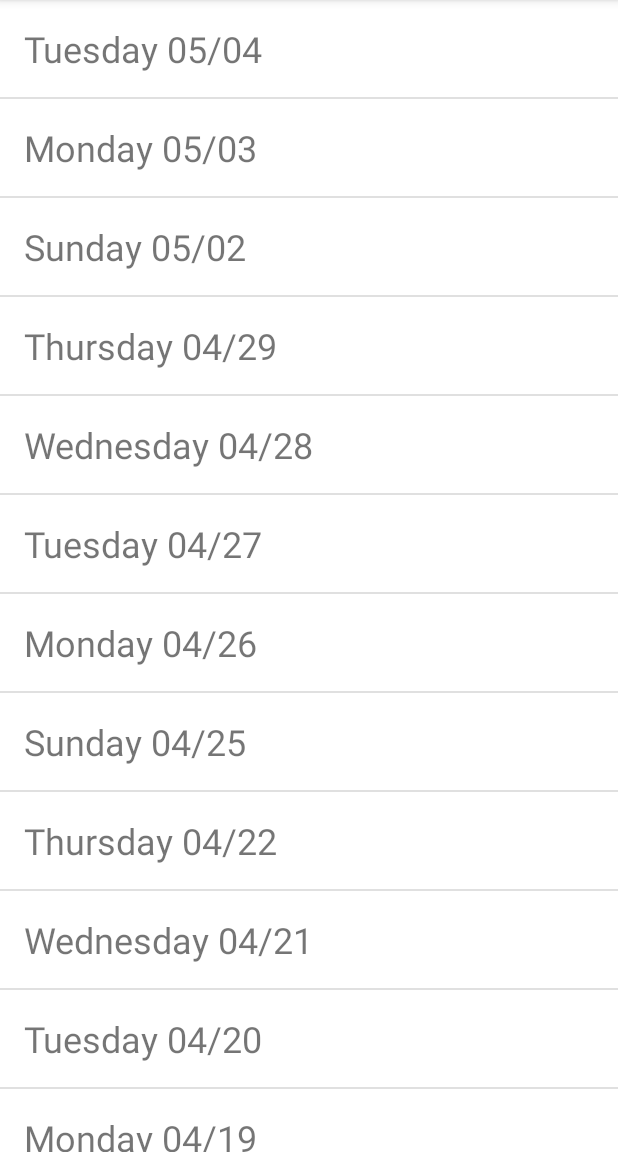
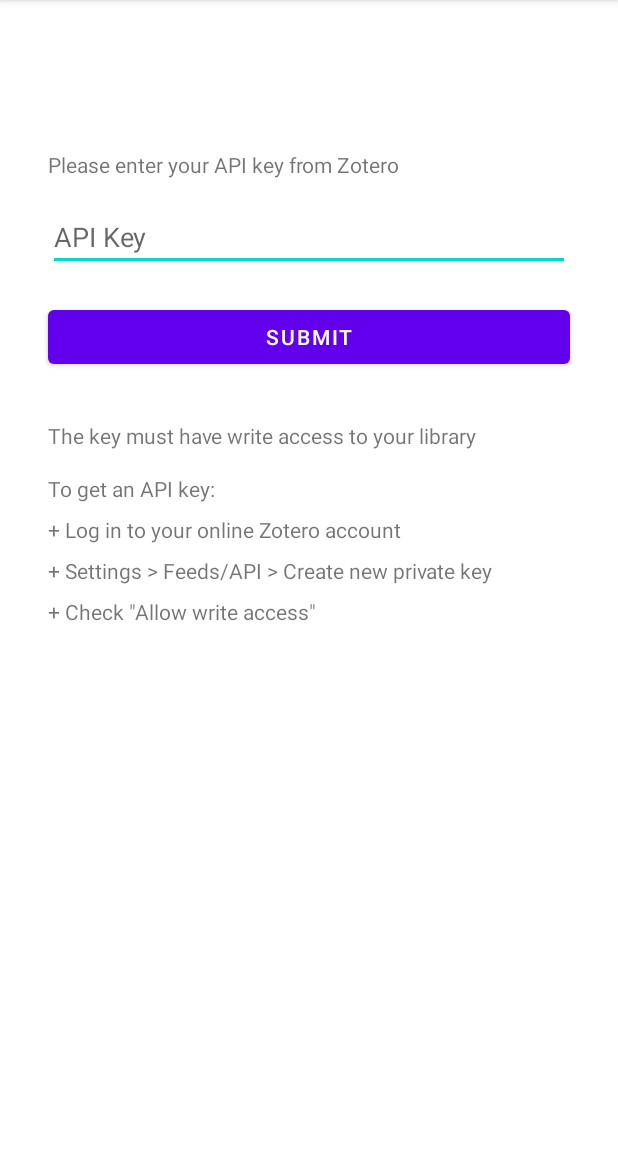
Before and after one commit to minhctran/arxiv-zotero, an Android app: the screen it shows after launch (MainActivity before the commit, apiKeyActivity after it), on a phone screen of 412 x 824 dp, the part 84-1236 px from its top. Run offline under Robolectric (Android 15) with nearby library versions, the phone set to English and light mode, and no system bars; our stand-ins replace Volley.

Commit message:
full app

```diff
--- a/app/src/main/AndroidManifest.xml
+++ b/app/src/main/AndroidManifest.xml
@@ -1,7 +1,9 @@
 <?xml version="1.0" encoding="utf-8"?>
 <manifest xmlns:android="http://schemas.android.com/apk/res/android"
     package="com.example.arxiv_zotero_2">
+
     <uses-permission android:name="android.permission.INTERNET" />
+
     <application
         android:allowBackup="true"
         android:icon="@mipmap/ic_launcher"
@@ -9,7 +11,8 @@
         android:roundIcon="@mipmap/ic_launcher_round"
         android:supportsRtl="true"
         android:theme="@style/Theme.Arxivzotero2">
-        <activity android:name=".DailyReadList"></activity>
+        <activity android:name=".apiKeyActivity"></activity>
+        <activity android:name=".DailyReadList" />
         <activity android:name=".MainActivity">
             <intent-filter>
                 <action android:name="android.intent.action.MAIN" />
--- a/app/src/main/java/com/example/arxiv_zotero_2/DateSearch.kt
+++ b/app/src/main/java/com/example/arxiv_zotero_2/DateSearch.kt
@@ -44,7 +44,7 @@ fun updateDateList(fileName:String): ArrayList<MyDate>{
     var newDates : ArrayList<MyDate> = ArrayList()
 
     var lastDate = currentDateList[0].name
-    var daysAgo = nextDaysAgo(-1)
+    var daysAgo = nextDaysAgo(0)
     var currentDate = getCurrentDateTime(daysAgo,"EEEE MM/dd")
 
     // add new dates until meet lastDate
--- a/app/src/main/java/com/example/arxiv_zotero_2/MainActivity.kt
+++ b/app/src/main/java/com/example/arxiv_zotero_2/MainActivity.kt
@@ -1,5 +1,6 @@
 package com.example.arxiv_zotero_2
 
+import android.content.Context
 import android.content.Intent
 import android.os.Build
 import androidx.appcompat.app.AppCompatActivity
@@ -24,6 +25,19 @@ class MainActivity : AppCompatActivity() {
     override fun onCreate(savedInstanceState: Bundle?) {
         super.onCreate(savedInstanceState)
         setContentView(R.layout.activity_main)
+        ///////////// Check if Zotero key is good. Otherwise need to get new API keys
+        var zoteroKeyFile = cacheDir.absolutePath+"/zoteroKey.json"
+        var zoteroKey = loadZoteroKey(zoteroKeyFile,this)
+        var zoteroKeyString : String = Gson().toJson(zoteroKey)
+        var userID = zoteroKey.userID
+        var apiKey = zoteroKey.apiKey
+        if(!(zoteroKey.success)){
+            Toast.makeText(applicationContext,"No Zotero key found",Toast.LENGTH_LONG).show()
+            val intentAPI = Intent(this,apiKeyActivity::class.java)
+            startActivity(intentAPI)
+        }
+        Log.d("key",zoteroKeyString)
+        /////////////////////////////
         //
         var fileName = cacheDir.absolutePath+"/dates.json"
         //
@@ -55,6 +69,9 @@ class MainActivity : AppCompatActivity() {
                         // start paper list activity after pulling
                         val papers = parseArXivResponse(response)
                         intent.putExtra("Papers", paperListToJsonString(papers))
+                        Log.d("User ID before intent"," This is the user ID: $userID")
+                        intent.putExtra("UserID",userID)
+                        intent.putExtra("APIKey",apiKey)
                         startActivity(intent)
                     },
                     Response.ErrorListener {
@@ -65,7 +82,35 @@ class MainActivity : AppCompatActivity() {
         }
     }
 }
+//////////////////////////////////////
+class ZoteroKey{
+    var userID : String = ""
+    var apiKey : String = ""
+    var success: Boolean = false
+    constructor(): super(){}
+    constructor(UserID: String, APIKey: String, Success:Boolean): super() {
+        this.userID = UserID
+        this.apiKey = APIKey
+        this.success = Success
+    }
 
+}
+//////////////////////////////////////
+fun loadZoteroKey(fileName:String, context: Context) :ZoteroKey{
+    ////// Load key from file
+    var file = File(fileName)
+    var fileExist = file.exists()
+    var key : ZoteroKey = ZoteroKey("","",false)
+    if(fileExist){
+        var bufferedReader: BufferedReader = file.bufferedReader()
+        var inputString = bufferedReader.use{it.readText()}
+        key = Gson().fromJson(inputString, ZoteroKey::class.java)
+    }
+//    isZoteroKeyGood(key.apiKey,context)
+    return key
+}
+
+//////////////////////////////////////
 fun toNonNullString(str:String?):String{
     if(str==null){
         return "empty"
--- /dev/null
+++ b/app/src/main/res/layout/activity_api_key.xml
@@ -0,0 +1,110 @@
+<?xml version="1.0" encoding="utf-8"?>
+<androidx.constraintlayout.widget.ConstraintLayout xmlns:android="http://schemas.android.com/apk/res/android"
+    xmlns:app="http://schemas.android.com/apk/res-auto"
+    xmlns:tools="http://schemas.android.com/tools"
+    android:id="@+id/apiActivity"
+    android:layout_width="match_parent"
+    android:layout_height="match_parent"
+    tools:context=".apiKeyActivity">
+
+    <EditText
+        android:id="@+id/zeroAPIKeyText"
+        android:layout_width="0dp"
+        android:layout_height="wrap_content"
+        android:layout_marginStart="32dp"
+        android:layout_marginTop="16dp"
+        android:layout_marginEnd="32dp"
+        android:ems="10"
+        android:hint="API Key"
+        android:inputType="textPersonName"
+        app:layout_constraintEnd_toEndOf="parent"
+        app:layout_constraintHorizontal_bias="0.0"
+        app:layout_constraintStart_toStartOf="parent"
+        app:layout_constraintTop_toBottomOf="@+id/textView" />
+
+    <TextView
+        android:id="@+id/textView"
+        android:layout_width="0dp"
+        android:layout_height="wrap_content"
+        android:layout_marginStart="32dp"
+        android:layout_marginTop="100dp"
+        android:layout_marginEnd="32dp"
+        android:text="Please enter your API key from Zotero"
+        app:layout_constraintEnd_toEndOf="parent"
+        app:layout_constraintStart_toStartOf="parent"
+        app:layout_constraintTop_toTopOf="parent" />
+
+    <Button
+        android:id="@+id/submitButtonAPI"
+        android:layout_width="0dp"
+        android:layout_height="wrap_content"
+        android:layout_marginStart="32dp"
+        android:layout_marginTop="20dp"
+        android:layout_marginEnd="32dp"
+        android:text="Submit"
+        app:layout_constraintEnd_toEndOf="parent"
+        app:layout_constraintHorizontal_bias="0.0"
+        app:layout_constraintStart_toStartOf="parent"
+        app:layout_constraintTop_toBottomOf="@+id/zeroAPIKeyText" />
+
+    <TextView
+        android:id="@+id/textView2"
+        android:layout_width="0dp"
+        android:layout_height="wrap_content"
+        android:layout_marginStart="32dp"
+        android:layout_marginTop="32dp"
+        android:layout_marginEnd="32dp"
+        android:text="The key must have write access to your library"
+        app:layout_constraintEnd_toEndOf="parent"
+        app:layout_constraintStart_toStartOf="parent"
+        app:layout_constraintTop_toBottomOf="@+id/submitButtonAPI" />
+
+    <TextView
+        android:id="@+id/textView4"
+        android:layout_width="0dp"
+        android:layout_height="wrap_content"
+        android:layout_marginStart="32dp"
+        android:layout_marginTop="16dp"
+        android:layout_marginEnd="32dp"
+        android:text="To get an API key:"
+        app:layout_constraintEnd_toEndOf="parent"
+        app:layout_constraintStart_toStartOf="parent"
+        app:layout_constraintTop_toBottomOf="@+id/textView2" />
+
+    <TextView
+        android:id="@+id/textView5"
+        android:layout_width="0dp"
+        android:layout_height="wrap_content"
+        android:layout_marginStart="32dp"
+        android:layout_marginTop="8dp"
+        android:layout_marginEnd="32dp"
+        android:text="+ Log in to your online Zotero account"
+        app:layout_constraintEnd_toEndOf="parent"
+        app:layout_constraintStart_toStartOf="parent"
+        app:layout_constraintTop_toBottomOf="@+id/textView4" />
+
+    <TextView
+        android:id="@+id/textView6"
+        android:layout_width="0dp"
+        android:layout_height="wrap_content"
+        android:layout_marginStart="32dp"
+        android:layout_marginTop="8dp"
+        android:layout_marginEnd="32dp"
+        android:text="+ Settings > Feeds/API > Create new private key"
+        app:layout_constraintEnd_toEndOf="parent"
+        app:layout_constraintStart_toStartOf="parent"
+        app:layout_constraintTop_toBottomOf="@+id/textView5" />
+
+    <TextView
+        android:id="@+id/textView7"
+        android:layout_width="0dp"
+        android:layout_height="wrap_content"
+        android:layout_marginStart="32dp"
+        android:layout_marginTop="8dp"
+        android:layout_marginEnd="32dp"
+        android:text='+ Check "Allow write access"'
+        app:layout_constraintEnd_toEndOf="parent"
+        app:layout_constraintStart_toStartOf="parent"
+        app:layout_constraintTop_toBottomOf="@+id/textView6" />
+
+</androidx.constraintlayout.widget.ConstraintLayout>
```
Also changed, not shown: app/src/main/java/com/example/arxiv_zotero_2/DailyReadList.kt (+45 -32 lines), app/src/main/java/com/example/arxiv_zotero_2/apiKeyActivity.kt (added, +100 -0 lines).
